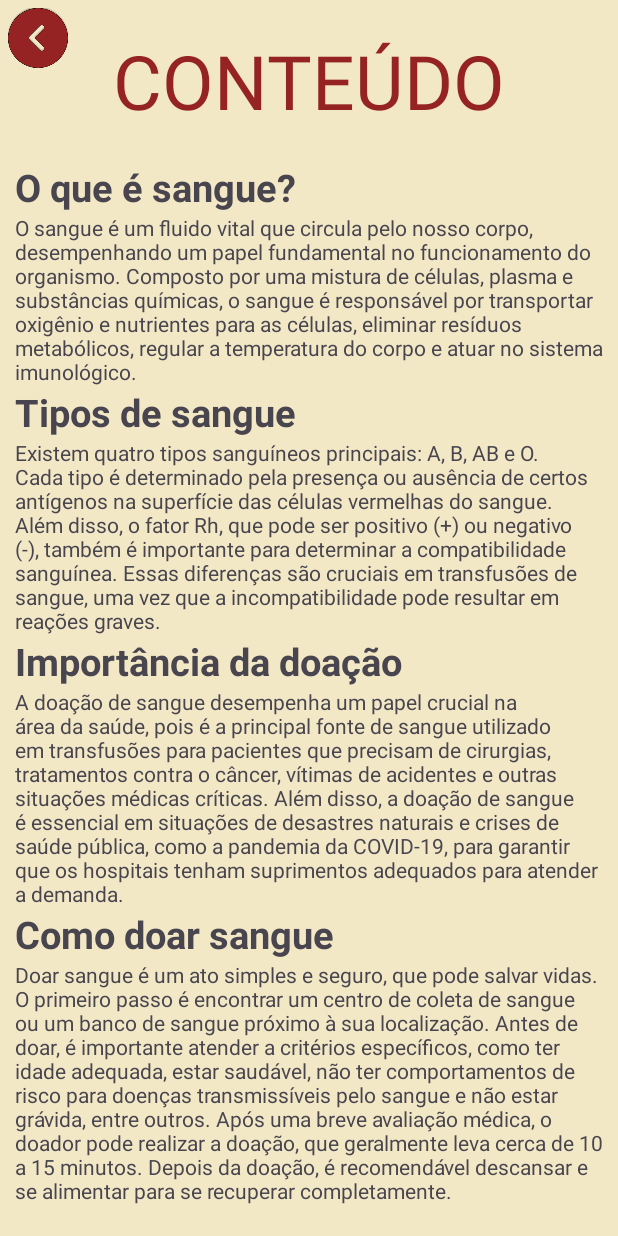
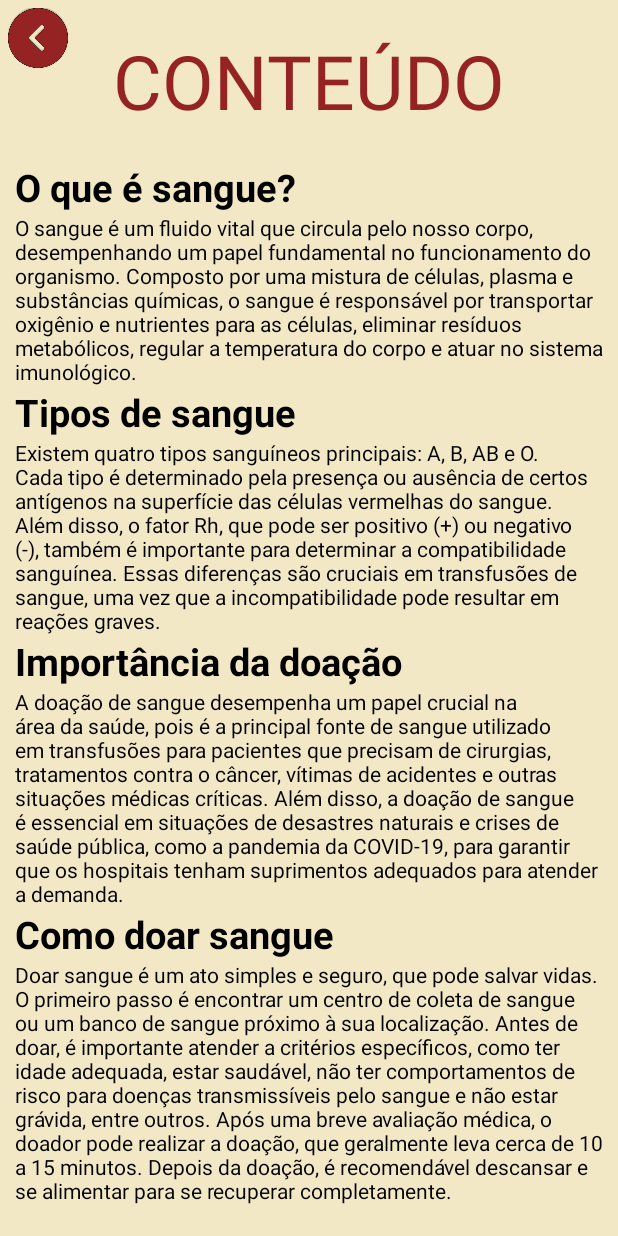
Before and after one commit to senacrs-emti/2023-3MA-educom-G08, an Android app: the ConteudoActivity screen opened directly, with no data from a screen before it, on a phone screen of 412 x 824 dp. Run offline under Robolectric (Android 15) with nearby library versions, the phone set to English and light mode, and no system bars.

Commit message:
Fixed colors

```diff
--- a/app/src/main/java/com/app/sangue/MainActivity.java
+++ b/app/src/main/java/com/app/sangue/MainActivity.java
@@ -2,10 +2,14 @@ package com.app.sangue;
 
 import androidx.appcompat.app.AppCompatActivity;
 
+import android.content.Context;
 import android.content.Intent;
+import android.net.ConnectivityManager;
+import android.net.NetworkInfo;
 import android.os.Bundle;
 import android.view.View;
 import android.widget.ImageView;
+import android.widget.TextView;
 
 public class MainActivity extends AppCompatActivity {
 
@@ -21,5 +25,6 @@ public class MainActivity extends AppCompatActivity {
             Intent intent = new Intent(MainActivity.this, MenuActivity.class);
             startActivity(intent);
         });
+
     }
 }
--- a/app/src/main/res/layout/activity_conteudo.xml
+++ b/app/src/main/res/layout/activity_conteudo.xml
@@ -61,44 +61,52 @@
                     android:layout_height="wrap_content"
                     android:text="O que é sangue?"
                     android:textSize="25dp"
-                    android:textStyle="bold"/>
+                    android:textStyle="bold"
+                    android:textColor="@color/black"/>
                 <TextView
                     android:layout_width="wrap_content"
                     android:layout_height="wrap_content"
-                    android:text="@string/o_que_e_sangue"/>
+                    android:text="@string/o_que_e_sangue"
+                    android:textColor="@color/black"/>
 
                 <TextView
                     android:layout_width="match_parent"
                     android:layout_height="wrap_content"
                     android:text="Tipos de sangue"
                     android:textSize="25dp"
-                    android:textStyle="bold"/>
+                    android:textStyle="bold"
+                    android:textColor="@color/black"/>
                 <TextView
                     android:layout_width="wrap_content"
                     android:layout_height="wrap_content"
-                    android:text="@string/tipos_de_sangue"/>
+                    android:text="@string/tipos_de_sangue"
+                    android:textColor="@color/black"/>
 
                 <TextView
                     android:layout_width="match_parent"
                     android:layout_height="wrap_content"
                     android:text="Importância da doação"
                     android:textSize="25dp"
-                    android:textStyle="bold"/>
+                    android:textStyle="bold"
+                    android:textColor="@color/black"/>
                 <TextView
                     android:layout_width="wrap_content"
                     android:layout_height="wrap_content"
-                    android:text="@string/importancia_da_doacao"/>
+                    android:text="@string/importancia_da_doacao"
+                    android:textColor="@color/black"/>
 
                 <TextView
                     android:layout_width="match_parent"
                     android:layout_height="wrap_content"
                     android:text="Como doar sangue"
                     android:textSize="25dp"
-                    android:textStyle="bold"/>
+                    android:textStyle="bold"
+                    android:textColor="@color/black"/>
                 <TextView
                     android:layout_width="wrap_content"
                     android:layout_height="wrap_content"
-                    android:text="@string/como_doar_sangue"/>
+                    android:text="@string/como_doar_sangue"
+                    android:textColor="@color/black"/>
             </LinearLayout>
         </RelativeLayout>
     </ScrollView>
--- a/app/src/main/res/layout/activity_main.xml
+++ b/app/src/main/res/layout/activity_main.xml
@@ -51,10 +51,6 @@
                 android:layout_width="wrap_content"
                 android:layout_height="wrap_content"
                 android:src="@drawable/btnsetadireita"/>
-
-
-
-
         </LinearLayout>
     </RelativeLayout>
 
--- a/app/src/main/res/layout/activity_mapa.xml
+++ b/app/src/main/res/layout/activity_mapa.xml
@@ -43,7 +43,8 @@
                 android:id="@+id/map"
                 android:name="com.google.android.gms.maps.SupportMapFragment"
                 android:layout_width="300dp"
-                android:layout_height="300dp" />
+                android:layout_height="300dp"
+                tools:context=".MapaActivity" />
         </LinearLayout>
     </RelativeLayout>
 
```
